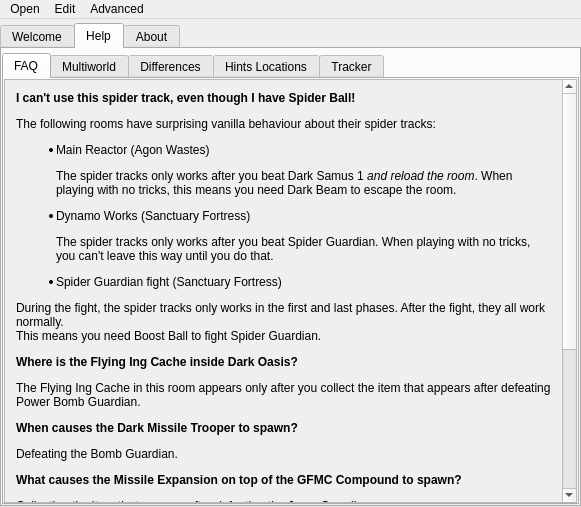
Qt form randovania/gui/ui_files/main_window.ui (randovania/randovania) before a commit.
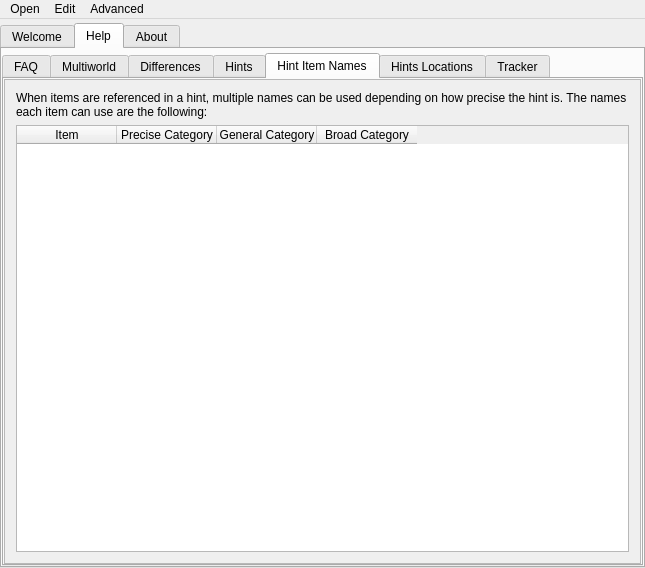
The same form after that commit. The open tabs and pages were chosen to show the change. Icons and pictures are not drawn.

Commit message:
Improve help tab.
* Mention Nintendont in the FAQ for multiworld. Fixes #1181.
* Add table of all item names for hints. Part of #1184.

Patch:
```diff
--- a/randovania/gui/ui_files/main_window.ui
+++ b/randovania/gui/ui_files/main_window.ui
@@ -6,8 +6,8 @@
    <rect>
     <x>0</x>
     <y>0</y>
-    <width>581</width>
-    <height>507</height>
+    <width>645</width>
+    <height>568</height>
    </rect>
   </property>
   <property name="maximumSize">
@@ -673,8 +673,8 @@
                 <rect>
                  <x>0</x>
                  <y>0</y>
-                 <width>557</width>
-                 <height>648</height>
+                 <width>621</width>
+                 <height>634</height>
                 </rect>
                </property>
                <layout class="QGridLayout" name="gridLayout_7">
@@ -799,6 +799,104 @@
             </item>
            </layout>
           </widget>
+          <widget class="QWidget" name="tab_hints">
+           <attribute name="title">
+            <string>Hints</string>
+           </attribute>
+           <layout class="QVBoxLayout" name="verticalLayout_2">
+            <item>
+             <widget class="QLabel" name="label">
+              <property name="text">
+               <string>TODO</string>
+              </property>
+              <property name="alignment">
+               <set>Qt::AlignLeading|Qt::AlignLeft|Qt::AlignTop</set>
+              </property>
+             </widget>
+            </item>
+           </layout>
+          </widget>
+          <widget class="QWidget" name="tab_hint_item_names">
+           <attribute name="title">
+            <string>Hint Item Names</string>
+           </attribute>
+           <layout class="QVBoxLayout" name="hint_item_names_layout">
+            <property name="spacing">
+             <number>0</number>
+            </property>
+            <property name="leftMargin">
+             <number>0</number>
+            </property>
+            <property name="topMargin">
+             <number>0</number>
+            </property>
+            <property name="rightMargin">
+             <number>0</number>
+            </property>
+            <property name="bottomMargin">
+             <number>0</number>
+            </property>
+            <item>
+             <widget class="QScrollArea" name="hint_item_names_scroll_area">
+              <property name="widgetResizable">
+               <bool>true</bool>
+              </property>
+              <property name="alignment">
+               <set>Qt::AlignLeading|Qt::AlignLeft|Qt::AlignTop</set>
+              </property>
+              <widget class="QWidget" name="hint_item_names_scroll_contents">
+               <property name="geometry">
+                <rect>
+                 <x>0</x>
+                 <y>0</y>
+                 <width>635</width>
+                 <height>483</height>
+                </rect>
+               </property>
+               <layout class="QVBoxLayout" name="hint_item_names_scroll_layout">
+                <item>
+                 <widget class="QLabel" name="hint_item_names_label">
+                  <property name="text">
+                   <string>&lt;html&gt;&lt;head/&gt;&lt;body&gt;&lt;p&gt;When items are referenced in a hint, multiple names can be used depending on how precise the hint is. The names each item can use are the following:&lt;/p&gt;&lt;/body&gt;&lt;/html&gt;</string>
+                  </property>
+                  <property name="alignment">
+                   <set>Qt::AlignLeading|Qt::AlignLeft|Qt::AlignTop</set>
+                  </property>
+                  <property name="wordWrap">
+                   <bool>true</bool>
+                  </property>
+                 </widget>
+                </item>
+                <item>
+                 <widget class="QTableWidget" name="hint_item_names_tree_widget">
+                  <column>
+                   <property name="text">
+                    <string>Item</string>
+                   </property>
+                  </column>
+                  <column>
+                   <property name="text">
+                    <string>Precise Category</string>
+                   </property>
+                  </column>
+                  <column>
+                   <property name="text">
+                    <string>General Category</string>
+                   </property>
+                  </column>
+                  <column>
+                   <property name="text">
+                    <string>Broad Category</string>
+                   </property>
+                  </column>
+                 </widget>
+                </item>
+               </layout>
+              </widget>
+             </widget>
+            </item>
+           </layout>
+          </widget>
           <widget class="QWidget" name="hint_tab">
            <attribute name="title">
             <string>Hints Locations</string>
@@ -969,7 +1067,7 @@
     <rect>
      <x>0</x>
      <y>0</y>
-     <width>581</width>
+     <width>645</width>
      <height>21</height>
     </rect>
    </property>
```
Left out of the diff: 18 changed lines with no effect on the pictures. The commit also changes 3 other files.
